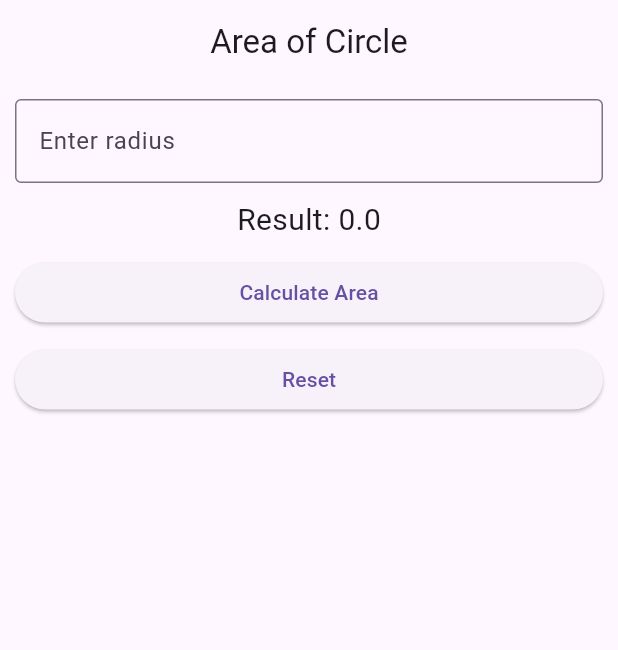
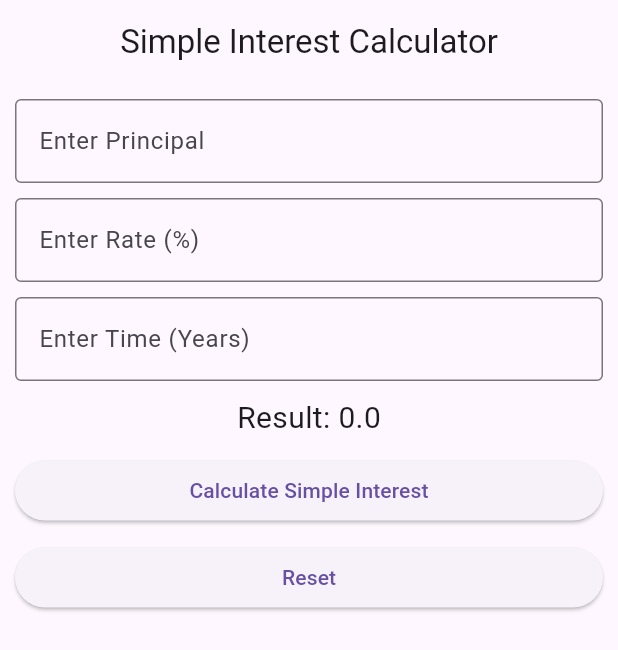
Before and after one commit to kripesh03/class_assignment_two, a Flutter app: the screen it shows after launch, on a phone screen of 412 x 824 dp. Shown: the top 650 px of the screen. Run offline on Flutter 3.47's test engine with Material 3 defaults, Android fonts, the phone set to English and light mode, and no system bars; our stand-ins replace flutter_bloc.

Commit message:
simple interest view added

```diff
--- a/lib/app.dart
+++ b/lib/app.dart
@@ -1,4 +1,5 @@
 import 'package:class_assignment_two/view/area_of_circle_cubit_view.dart';
+import 'package:class_assignment_two/view/simple_interest_cubit_view.dart';
 import 'package:flutter/material.dart';
 
 class App extends StatelessWidget {
@@ -8,7 +9,7 @@ class App extends StatelessWidget {
   Widget build(BuildContext context) {
     return const MaterialApp(
       debugShowCheckedModeBanner: false,
-      home: AreaOfCircleView(),
+      home: SimpleInterestView(),
     );
   }
 }
--- a/lib/view/simple_interest_cubit_view.dart
+++ b/lib/view/simple_interest_cubit_view.dart
@@ -0,0 +1,83 @@
+import 'package:flutter/material.dart';
+
+class SimpleInterestView extends StatefulWidget {
+  const SimpleInterestView({super.key});
+
+  @override
+  State<SimpleInterestView> createState() => _SimpleInterestViewState();
+}
+
+class _SimpleInterestViewState extends State<SimpleInterestView> {
+  final principalController = TextEditingController();
+  final rateController = TextEditingController();
+  final timeController = TextEditingController();
+  double result = 0.0;
+  final myKey = GlobalKey<FormState>();
+
+  @override
+  Widget build(BuildContext context) {
+    return Scaffold(
+      appBar: AppBar(
+        title: const Text('Simple Interest Calculator'),
+        centerTitle: true,
+      ),
+      body: Padding(
+        padding: const EdgeInsets.all(10),
+        child: Form(
+          key: myKey,
+          child: Column(
+            children: [
+              TextFormField(
+                controller: principalController,
+                keyboardType: TextInputType.number,
+                decoration: const InputDecoration(
+                  labelText: 'Enter Principal',
+                  border: OutlineInputBorder(),
+                ),
+              ),
+              const SizedBox(height: 10),
+              TextFormField(
+                controller: rateController,
+                keyboardType: TextInputType.number,
+                decoration: const InputDecoration(
+                  labelText: 'Enter Rate (%)',
+                  border: OutlineInputBorder(),
+                ),
+              ),
+              const SizedBox(height: 10),
+              TextFormField(
+                controller: timeController,
+                keyboardType: TextInputType.number,
+                decoration: const InputDecoration(
+                  labelText: 'Enter Time (Years)',
+                  border: OutlineInputBorder(),
+                ),
+              ),
+              const SizedBox(height: 10),
+              Text(
+                'Result: $result',
+                style: const TextStyle(fontSize: 20),
+              ),
+              const SizedBox(height: 10),
+              SizedBox(
+                width: double.infinity,
+                child: ElevatedButton(
+                  onPressed: () {},
+                  child: const Text('Calculate Simple Interest'),
+                ),
+              ),
+              const SizedBox(height: 10),
+              SizedBox(
+                width: double.infinity,
+                child: ElevatedButton(
+                  onPressed: () {},
+                  child: const Text('Reset'),
+                ),
+              ),
+            ],
+          ),
+        ),
+      ),
+    );
+  }
+}
```
